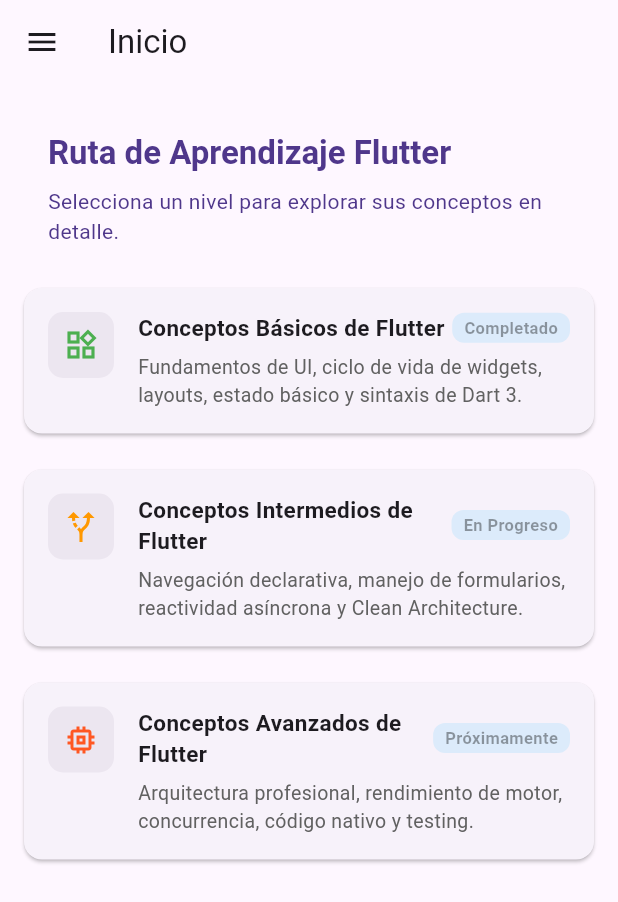
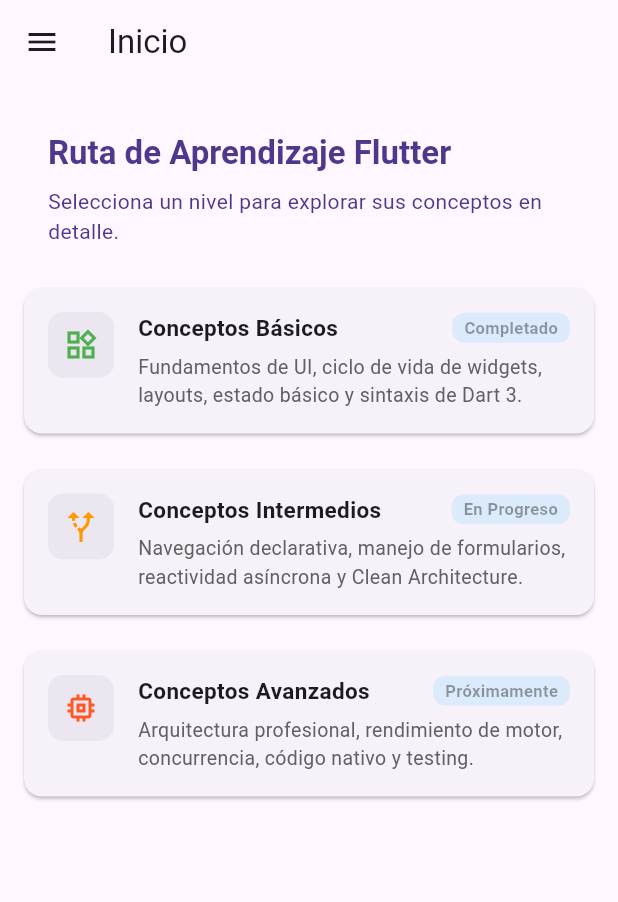
Before and after one commit to DanielGuzmanV/Fundamentos-Flutter, a Flutter app: the screen it shows after launch, on a phone screen of 412 x 824 dp. Shown: the top 902 px of the screen. Run offline on Flutter 3.47's test engine with Material 3 defaults, Android fonts, the phone set to English and light mode, and no system bars; our stand-ins replace cached_network_image, dio, flutter_riverpod, go_router.

Commit message:
Correccion del titulo de cada categoria de conceptos

```diff
--- a/lib/config/data/concepts/advanced_concepts.dart
+++ b/lib/config/data/concepts/advanced_concepts.dart
@@ -2,7 +2,7 @@
 
 ConceptCategory advancedConcepts = ConceptCategory(
   id: 'advanced-concepts',
-  title: 'Conceptos Avanzados de Flutter',
+  title: 'Conceptos Avanzados',
   description: 'Arquitectura profesional, rendimiento de motor, concurrencia, código nativo y testing.',
   level: ConceptLevel.advanced,
   topics: [
--- a/lib/config/data/concepts/basic_concepts.dart
+++ b/lib/config/data/concepts/basic_concepts.dart
@@ -2,7 +2,7 @@
 
 ConceptCategory basicConcepts = ConceptCategory(
   id: 'basic-concepts',
-  title: 'Conceptos Básicos de Flutter',
+  title: 'Conceptos Básicos',
   description: 'Fundamentos de UI, ciclo de vida de widgets, layouts, estado básico y sintaxis de Dart 3.',
   level: ConceptLevel.basic,
   topics: [
--- a/lib/config/data/concepts/intermediate_concepts.dart
+++ b/lib/config/data/concepts/intermediate_concepts.dart
@@ -2,7 +2,7 @@
 
 ConceptCategory intermediateConcepts = ConceptCategory(
   id: 'intermediate-concepts',
-  title: 'Conceptos Intermedios de Flutter',
+  title: 'Conceptos Intermedios',
   description: 'Navegación declarativa, manejo de formularios, reactividad asíncrona y Clean Architecture.',
   level: ConceptLevel.intermediate,
   topics: [
```
